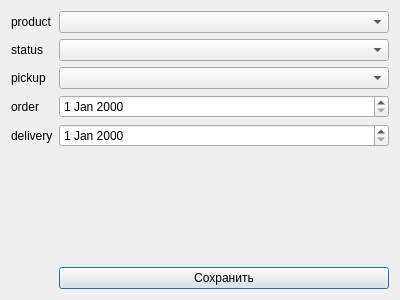
Qt form ui/OrderDialog.ui (Leevandr/demo_final) before a commit.
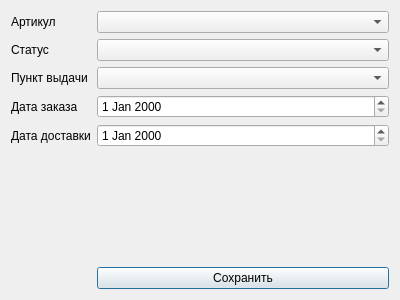
The same form after that commit.

What changed in the file:
```diff
--- a/ui/OrderDialog.ui
+++ b/ui/OrderDialog.ui
@@ -21,7 +21,7 @@
        <item row="0" column="0">
         <widget class="QLabel" name="productLabel">
          <property name="text">
-          <string>product</string>
+          <string>Артикул</string>
          </property>
         </widget>
        </item>
@@ -31,7 +31,7 @@
        <item row="1" column="0">
         <widget class="QLabel" name="statusLabel">
          <property name="text">
-          <string>status</string>
+          <string>Статус</string>
          </property>
         </widget>
        </item>
@@ -41,7 +41,7 @@
        <item row="2" column="0">
         <widget class="QLabel" name="pickupLabel">
          <property name="text">
-          <string>pickup</string>
+          <string>Пункт выдачи</string>
          </property>
         </widget>
        </item>
@@ -51,7 +51,7 @@
        <item row="3" column="0">
         <widget class="QLabel" name="orderLabel">
          <property name="text">
-          <string>order</string>
+          <string>Дата заказа</string>
          </property>
         </widget>
        </item>
@@ -61,7 +61,7 @@
        <item row="4" column="0">
         <widget class="QLabel" name="deliveryLabel">
          <property name="text">
-          <string>delivery</string>
+          <string>Дата доставки</string>
          </property>
         </widget>
        </item>
```
Left out of the diff: 2 changed lines with no effect on the pictures.
